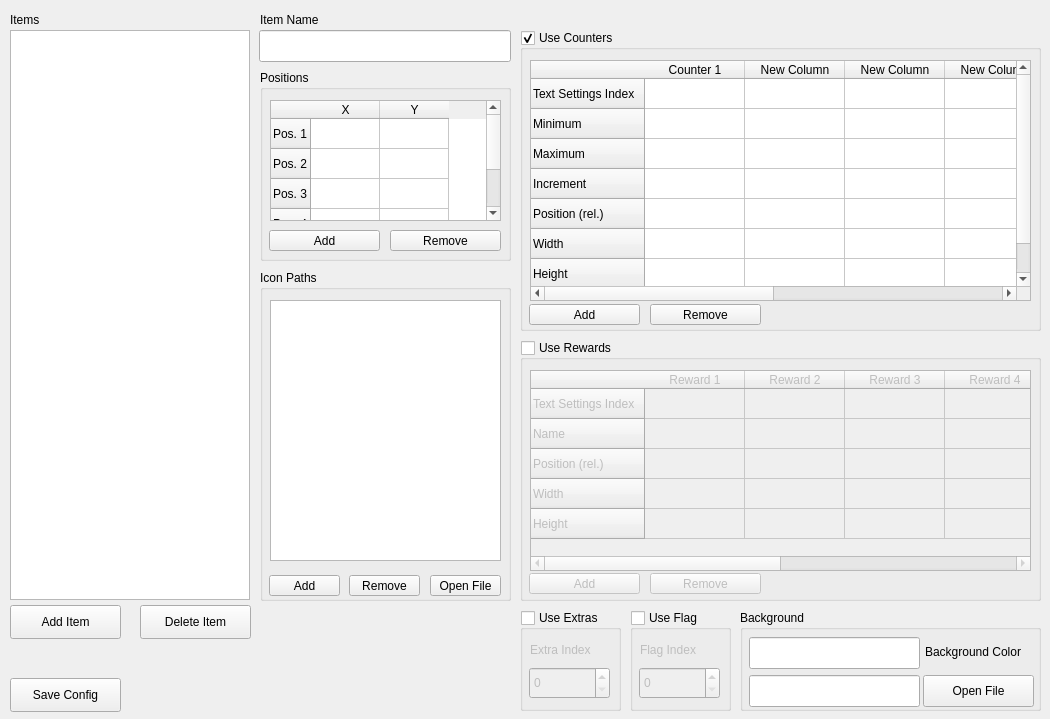
Above: ui/editor.ui from Yanis002/SaucisseTracker before the change. Below: the same form after it.
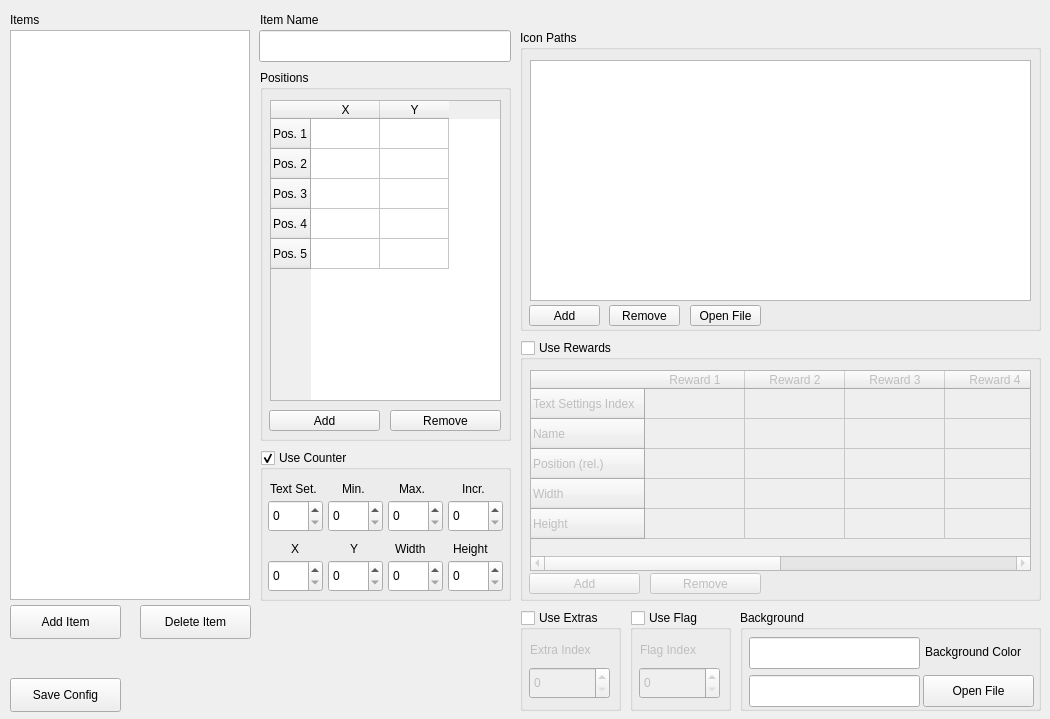
That is the form after the change.

Commit message: ui changes and implement table pos X/Y col updates

What changed in the file:
```diff
--- a/ui/editor.ui
+++ b/ui/editor.ui
@@ -52,7 +52,7 @@
      <x>260</x>
      <y>70</y>
      <width>251</width>
-     <height>191</height>
+     <height>371</height>
     </rect>
    </property>
    <property name="title">
@@ -64,7 +64,7 @@
       <x>10</x>
       <y>30</y>
       <width>231</width>
-      <height>121</height>
+      <height>301</height>
      </rect>
     </property>
     <property name="sortingEnabled">
@@ -116,7 +116,7 @@
     <property name="geometry">
      <rect>
       <x>9</x>
-      <y>160</y>
+      <y>340</y>
       <width>111</width>
       <height>21</height>
      </rect>
@@ -129,7 +129,7 @@
     <property name="geometry">
      <rect>
       <x>130</x>
-      <y>160</y>
+      <y>340</y>
       <width>111</width>
       <height>21</height>
      </rect>
@@ -142,10 +142,10 @@
   <widget class="QGroupBox" name="groupBox_2">
    <property name="geometry">
     <rect>
-     <x>260</x>
-     <y>270</y>
-     <width>251</width>
-     <height>331</height>
+     <x>520</x>
+     <y>30</y>
+     <width>521</width>
+     <height>301</height>
     </rect>
    </property>
    <property name="title">
@@ -156,8 +156,8 @@
      <rect>
       <x>10</x>
       <y>30</y>
-      <width>231</width>
-      <height>261</height>
+      <width>501</width>
+      <height>241</height>
      </rect>
     </property>
    </widget>
@@ -165,7 +165,7 @@
     <property name="geometry">
      <rect>
       <x>89</x>
-      <y>305</y>
+      <y>275</y>
       <width>71</width>
       <height>21</height>
      </rect>
@@ -178,7 +178,7 @@
     <property name="geometry">
      <rect>
       <x>9</x>
-      <y>305</y>
+      <y>275</y>
       <width>71</width>
       <height>21</height>
      </rect>
@@ -191,7 +191,7 @@
     <property name="geometry">
      <rect>
       <x>170</x>
-      <y>305</y>
+      <y>275</y>
       <width>71</width>
       <height>21</height>
      </rect>
@@ -217,14 +217,14 @@
   <widget class="QGroupBox" name="groupBox_4">
    <property name="geometry">
     <rect>
-     <x>520</x>
-     <y>30</y>
-     <width>521</width>
-     <height>301</height>
+     <x>260</x>
+     <y>450</y>
+     <width>251</width>
+     <height>151</height>
     </rect>
    </property>
    <property name="title">
-    <string>Use Counters</string>
+    <string>Use Counter</string>
    </property>
    <property name="checkable">
     <bool>true</bool>
@@ -232,105 +232,188 @@
    <property name="checked">
     <bool>true</bool>
    </property>
-   <widget class="QTableWidget" name="tableWidget_3">
+   <widget class="QSpinBox" name="spinBox_5">
+    <property name="geometry">
+     <rect>
+      <x>128</x>
+      <y>50</y>
+      <width>55</width>
+      <height>32</height>
+     </rect>
+    </property>
+   </widget>
+   <widget class="QSpinBox" name="spinBox_3">
+    <property name="geometry">
+     <rect>
+      <x>8</x>
+      <y>50</y>
+      <width>55</width>
+      <height>32</height>
+     </rect>
+    </property>
+   </widget>
+   <widget class="QLabel" name="label_9">
+    <property name="geometry">
+     <rect>
+      <x>202</x>
+      <y>30</y>
+      <width>31</width>
+      <height>18</height>
+     </rect>
+    </property>
+    <property name="text">
+     <string>Incr.</string>
+    </property>
+   </widget>
+   <widget class="QSpinBox" name="spinBox_8">
+    <property name="geometry">
+     <rect>
+      <x>188</x>
+      <y>110</y>
+      <width>55</width>
+      <height>32</height>
+     </rect>
+    </property>
+   </widget>
+   <widget class="QSpinBox" name="spinBox_9">
+    <property name="geometry">
+     <rect>
+      <x>68</x>
+      <y>110</y>
+      <width>55</width>
+      <height>32</height>
+     </rect>
+    </property>
+   </widget>
+   <widget class="QSpinBox" name="spinBox_6">
+    <property name="geometry">
+     <rect>
+      <x>188</x>
+      <y>50</y>
+      <width>55</width>
+      <height>32</height>
+     </rect>
+    </property>
+   </widget>
+   <widget class="QSpinBox" name="spinBox_10">
+    <property name="geometry">
+     <rect>
+      <x>8</x>
+      <y>110</y>
+      <width>55</width>
+      <height>32</height>
+     </rect>
+    </property>
+   </widget>
+   <widget class="QLabel" name="label_10">
+    <property name="geometry">
+     <rect>
+      <x>135</x>
+      <y>90</y>
+      <width>41</width>
+      <height>18</height>
+     </rect>
+    </property>
+    <property name="text">
+     <string>Width</string>
+    </property>
+   </widget>
+   <widget class="QLabel" name="label_8">
+    <property name="geometry">
+     <rect>
+      <x>139</x>
+      <y>30</y>
+      <width>41</width>
+      <height>18</height>
+     </rect>
+    </property>
+    <property name="text">
+     <string>Max.</string>
+    </property>
+   </widget>
+   <widget class="QSpinBox" name="spinBox_7">
+    <property name="geometry">
+     <rect>
+      <x>128</x>
+      <y>110</y>
+      <width>55</width>
+      <height>32</height>
+     </rect>
+    </property>
+   </widget>
+   <widget class="QLabel" name="label_6">
     <property name="geometry">
      <rect>
       <x>10</x>
       <y>30</y>
-      <width>501</width>
-      <height>241</height>
+      <width>61</width>
+      <height>18</height>
      </rect>
     </property>
-    <row>
-     <property name="text">
-      <string>Text Settings Index</string>
-     </property>
-    </row>
-    <row>
-     <property name="text">
-      <string>Minimum</string>
-     </property>
-    </row>
-    <row>
-     <property name="text">
-      <string>Maximum</string>
-     </property>
-    </row>
-    <row>
-     <property name="text">
-      <string>Increment</string>
-     </property>
-    </row>
-    <row>
-     <property name="text">
-      <string>Position (rel.)</string>
-     </property>
-    </row>
-    <row>
-     <property name="text">
-      <string>Width</string>
-     </property>
-    </row>
-    <row>
-     <property name="text">
-      <string>Height</string>
-     </property>
-    </row>
-    <column>
-     <property name="text">
-      <string>Counter 1</string>
-     </property>
-    </column>
-    <column>
-     <property name="text">
-      <string>New Column</string>
-     </property>
-    </column>
-    <column>
-     <property name="text">
-      <string>New Column</string>
-     </property>
-    </column>
-    <column>
-     <property name="text">
-      <string>New Column</string>
-     </property>
-    </column>
-    <column>
-     <property name="text">
-      <string>New Column</string>
-     </property>
-    </column>
-    <column>
-     <property name="text">
-      <string>New Column</string>
-     </property>
-    </column>
+    <property name="text">
+     <string>Text Set.</string>
+    </property>
    </widget>
-   <widget class="QPushButton" name="pushButton_6">
+   <widget class="QLabel" name="label_11">
     <property name="geometry">
      <rect>
-      <x>130</x>
-      <y>274</y>
-      <width>111</width>
-      <height>21</height>
+      <x>193</x>
+      <y>90</y>
+      <width>51</width>
+      <height>18</height>
      </rect>
     </property>
     <property name="text">
-     <string>Remove</string>
+     <string>Height</string>
     </property>
    </widget>
-   <widget class="QPushButton" name="pushButton_7">
+   <widget class="QLabel" name="label_13">
     <property name="geometry">
      <rect>
-      <x>9</x>
-      <y>274</y>
-      <width>111</width>
-      <height>21</height>
+      <x>90</x>
+      <y>90</y>
+      <width>21</width>
+      <height>18</height>
      </rect>
     </property>
     <property name="text">
-     <string>Add</string>
+     <string>Y</string>
+    </property>
+   </widget>
+   <widget class="QLabel" name="label_7">
+    <property name="geometry">
+     <rect>
+      <x>82</x>
+      <y>30</y>
+      <width>31</width>
+      <height>18</height>
+     </rect>
+    </property>
+    <property name="text">
+     <string>Min.</string>
+    </property>
+   </widget>
+   <widget class="QLabel" name="label_12">
+    <property name="geometry">
+     <rect>
+      <x>31</x>
+      <y>90</y>
+      <width>21</width>
+      <height>18</height>
+     </rect>
+    </property>
+    <property name="text">
+     <string>X</string>
+    </property>
+   </widget>
+   <widget class="QSpinBox" name="spinBox_4">
+    <property name="geometry">
+     <rect>
+      <x>68</x>
+      <y>50</y>
+      <width>55</width>
+      <height>32</height>
+     </rect>
     </property>
    </widget>
   </widget>
```
The commit also changes 1 other file.
